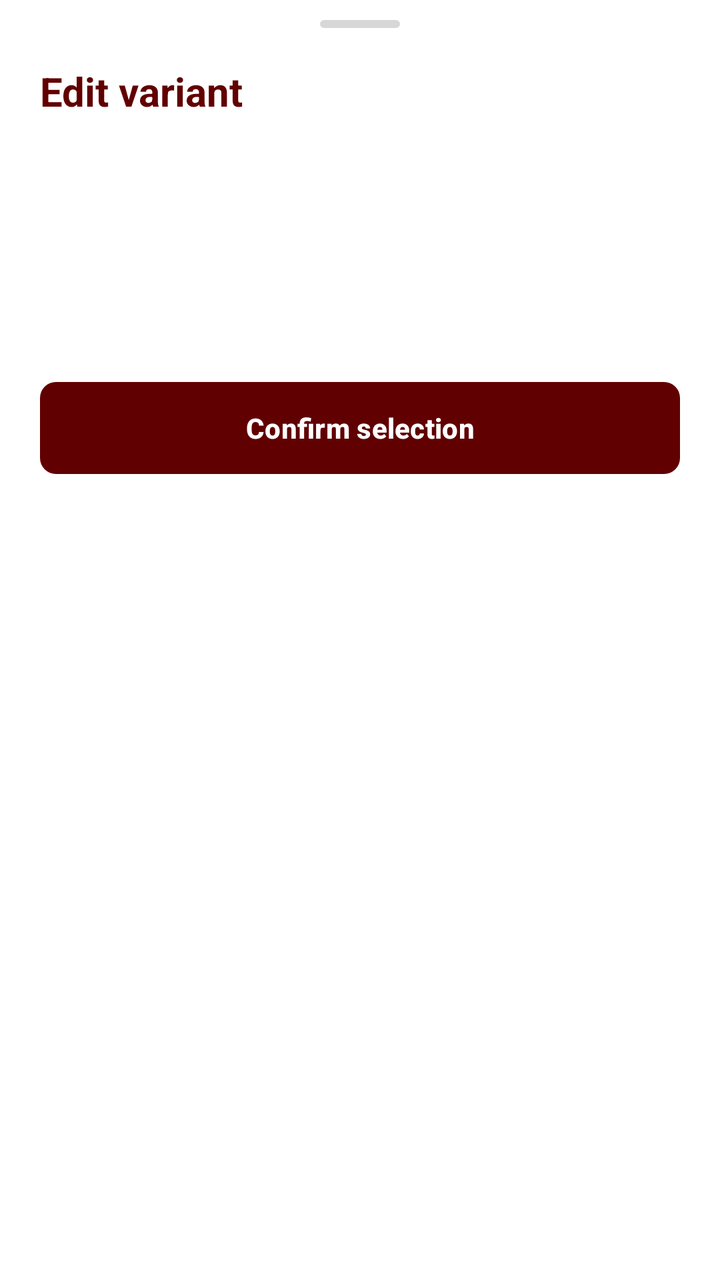
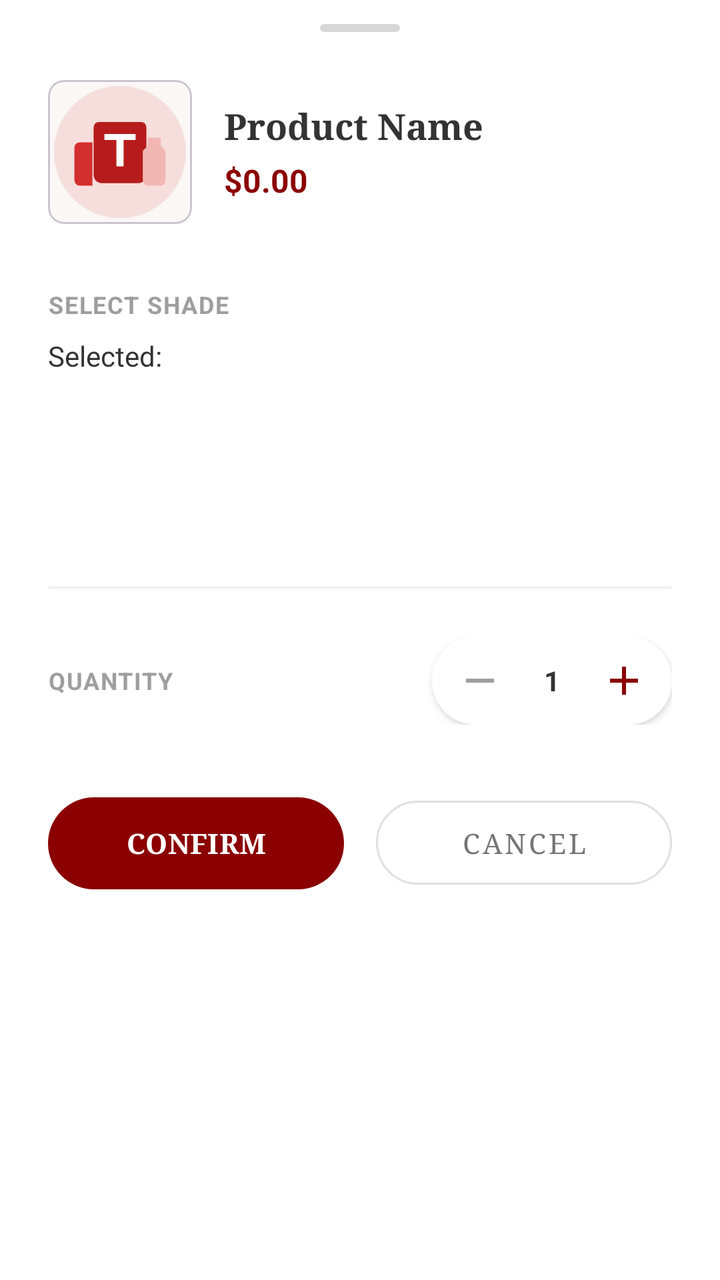

Compare the two renders of this Android layout. The source of the first and the diff that turns it into the second are given below.
<!-- AndroidManifest.xml: application theme Theme.TirTirMCommerce -->
<!-- res/layout/bottom_sheet_cart_variant.xml -->
<?xml version="1.0" encoding="utf-8"?>
<LinearLayout xmlns:android="http://schemas.android.com/apk/res/android"
    xmlns:app="http://schemas.android.com/apk/res-auto"
    android:layout_width="match_parent"
    android:layout_height="wrap_content"
    android:background="@color/tirtir_white"
    android:orientation="vertical"
    android:paddingStart="20dp"
    android:paddingTop="10dp"
    android:paddingEnd="20dp"
    android:paddingBottom="24dp">

    <View android:layout_width="40dp" android:layout_height="4dp" android:layout_gravity="center_horizontal" android:layout_marginBottom="18dp" android:background="@drawable/bg_sheet_handle" />

    <TextView android:layout_width="match_parent" android:layout_height="wrap_content" android:text="Edit variant" android:textColor="@color/tirtir_red_dark" android:textSize="20sp" android:textStyle="bold" />
    <TextView android:id="@+id/tvCartVariantProduct" android:layout_width="match_parent" android:layout_height="wrap_content" android:layout_marginTop="5dp" android:textColor="@color/tirtir_text_secondary" android:textSize="14sp" />
    <ProgressBar android:id="@+id/progressCartVariants" android:layout_width="wrap_content" android:layout_height="wrap_content" android:layout_gravity="center_horizontal" android:layout_marginTop="18dp" />

    <com.google.android.material.chip.ChipGroup
        android:id="@+id/chipsCartVariants"
        android:layout_width="match_parent"
        android:layout_height="wrap_content"
        android:layout_marginTop="16dp"
        app:selectionRequired="true"
        app:singleSelection="true" />

    <com.google.android.material.button.MaterialButton
        android:id="@+id/btnConfirmCartVariant"
        android:layout_width="match_parent"
        android:layout_height="54dp"
        android:layout_marginTop="22dp"
        android:text="Confirm selection"
        android:textColor="@color/tirtir_white"
        android:textStyle="bold"
        app:backgroundTint="@color/tirtir_red_dark"
        app:cornerRadius="8dp" />
</LinearLayout>
<!-- resources referenced by this layout -->
<resources>
  <color name="tirtir_red_dark">#610000</color>
  <color name="tirtir_text_secondary">#5A403C</color>
  <color name="tirtir_white">#FFFFFF</color>
  <!-- drawable bg_sheet_handle (drawable) -->
  <?xml version="1.0" encoding="utf-8"?>
  <shape xmlns:android="http://schemas.android.com/apk/res/android" android:shape="rectangle">
      <solid android:color="#D7D7D7" />
      <corners android:radius="2dp" />
  </shape>
  <style name="Theme.TirTirMCommerce" parent="Base.Theme.TirTirMCommerce" />
  <color name="tirtir_red_primary">#8B0000</color>
  <color name="tirtir_red_surface">#FFF4F3</color>
  <color name="tirtir_black">#1A1C1C</color>
  <color name="tirtir_off_white">#F9F9F9</color>
  <color name="tirtir_error">#D32F2F</color>
  <!-- unchanged entries left out for length: 1 -->
</resources>

<!-- the commit's change to res/layout/bottom_sheet_cart_variant.xml (unified diff, before → after) -->
@@ -5,33 +5,202 @@
     android:layout_height="wrap_content"
     android:background="@color/tirtir_white"
     android:orientation="vertical"
-    android:paddingStart="20dp"
-    android:paddingTop="10dp"
-    android:paddingEnd="20dp"
-    android:paddingBottom="24dp">
-
-    <View android:layout_width="40dp" android:layout_height="4dp" android:layout_gravity="center_horizontal" android:layout_marginBottom="18dp" android:background="@drawable/bg_sheet_handle" />
-
-    <TextView android:layout_width="match_parent" android:layout_height="wrap_content" android:text="Edit variant" android:textColor="@color/tirtir_red_dark" android:textSize="20sp" android:textStyle="bold" />
-    <TextView android:id="@+id/tvCartVariantProduct" android:layout_width="match_parent" android:layout_height="wrap_content" android:layout_marginTop="5dp" android:textColor="@color/tirtir_text_secondary" android:textSize="14sp" />
-    <ProgressBar android:id="@+id/progressCartVariants" android:layout_width="wrap_content" android:layout_height="wrap_content" android:layout_gravity="center_horizontal" android:layout_marginTop="18dp" />
-
-    <com.google.android.material.chip.ChipGroup
-        android:id="@+id/chipsCartVariants"
+    android:paddingStart="24dp"
+    android:paddingTop="12dp"
+    android:paddingEnd="24dp"
+    android:paddingBottom="32dp">
+
+    
+    <View
+        android:layout_width="40dp"
+        android:layout_height="4dp"
+        android:layout_gravity="center_horizontal"
+        android:layout_marginBottom="24dp"
+        android:background="@drawable/bg_sheet_handle" />
+
+    
+    <LinearLayout
+        android:layout_width="match_parent"
+        android:layout_height="wrap_content"
+        android:gravity="center_vertical"
+        android:orientation="horizontal">
+
+        <com.google.android.material.card.MaterialCardView
+            android:layout_width="72dp"
+            android:layout_height="72dp"
+            app:cardCornerRadius="8dp"
+            app:cardElevation="0dp">
+            <ImageView
+                android:id="@+id/ivCartVariantProduct"
+                android:layout_width="match_parent"
+                android:layout_height="match_parent"
+                android:scaleType="centerCrop"
+                android:src="@drawable/ic_product_placeholder" />
+        </com.google.android.material.card.MaterialCardView>
+
+        <LinearLayout
+            android:layout_width="0dp"
+            android:layout_height="wrap_content"
+            android:layout_marginStart="16dp"
+            android:layout_weight="1"
+            android:orientation="vertical">
+
+            <TextView
+                android:id="@+id/tvCartVariantProduct"
+                android:layout_width="match_parent"
+                android:layout_height="wrap_content"
+                android:fontFamily="serif"
+                android:maxLines="2"
+                android:text="Product Name"
+                android:textColor="#333333"
+                android:textSize="18sp"
+                android:textStyle="bold" />
+
+            <TextView
+                android:id="@+id/tvCartVariantPrice"
+                android:layout_width="wrap_content"
+                android:layout_height="wrap_content"
+                android:layout_marginTop="4dp"
+                android:text="$0.00"
+                android:textColor="@color/tirtir_red_primary"
+                android:textSize="16sp"
+                android:textStyle="bold" />
+        </LinearLayout>
+    </LinearLayout>
+
+    
+    <TextView
+        android:layout_width="match_parent"
+        android:layout_height="wrap_content"
+        android:layout_marginTop="32dp"
+        android:letterSpacing="0.05"
+        android:text="SELECT SHADE"
+        android:textColor="#9E9E9E"
+        android:textSize="12sp"
+        android:textStyle="bold" />
+
+    <TextView
+        android:id="@+id/tvCartVariantSelectedShade"
+        android:layout_width="match_parent"
+        android:layout_height="wrap_content"
+        android:layout_marginTop="8dp"
+        android:text="Selected: "
+        android:textColor="#333333"
+        android:textSize="14sp" />
+
+    <ProgressBar
+        android:id="@+id/progressCartVariants"
+        android:layout_width="wrap_content"
+        android:layout_height="wrap_content"
+        android:layout_gravity="center_horizontal"
+        android:layout_marginTop="18dp" />
+
+    <HorizontalScrollView
         android:layout_width="match_parent"
         android:layout_height="wrap_content"
         android:layout_marginTop="16dp"
-        app:selectionRequired="true"
-        app:singleSelection="true" />
-
-    <com.google.android.material.button.MaterialButton
-        android:id="@+id/btnConfirmCartVariant"
-        android:layout_width="match_parent"
-        android:layout_height="54dp"
-        android:layout_marginTop="22dp"
-        android:text="Confirm selection"
-        android:textColor="@color/tirtir_white"
-        android:textStyle="bold"
-        app:backgroundTint="@color/tirtir_red_dark"
-        app:cornerRadius="8dp" />
+        android:scrollbars="none"
+        android:clipToPadding="false">
+
+        <LinearLayout
+            android:id="@+id/layoutCartVariants"
+            android:layout_width="wrap_content"
+            android:layout_height="wrap_content"
+            android:orientation="horizontal" />
+    </HorizontalScrollView>
+
+    <View
+        android:layout_width="match_parent"
+        android:layout_height="1dp"
+        android:layout_marginTop="24dp"
+        android:layout_marginBottom="24dp"
+        android:background="#EEEEEE" />
+
+    
+    <LinearLayout
+        android:layout_width="match_parent"
+        android:layout_height="wrap_content"
+        android:gravity="center_vertical"
+        android:orientation="horizontal">
+
+        <TextView
+            android:layout_width="0dp"
+            android:layout_height="wrap_content"
+            android:layout_weight="1"
+            android:letterSpacing="0.05"
+            android:text="QUANTITY"
+            android:textColor="#9E9E9E"
+            android:textSize="12sp"
+            android:textStyle="bold" />
+
+        <LinearLayout
+            android:layout_width="wrap_content"
+            android:layout_height="44dp"
+            android:background="@drawable/bg_border_radius_24"
+            android:backgroundTint="#FFFFFF"
+            android:gravity="center_vertical"
+            android:orientation="horizontal"
+            android:paddingHorizontal="4dp"
+            android:elevation="2dp">
+
+            <ImageButton
+                android:id="@+id/btnCartVariantDecrease"
+                android:layout_width="40dp"
+                android:layout_height="40dp"
+                android:background="?attr/selectableItemBackgroundBorderless"
+                android:src="@drawable/ic_minus"
+                app:tint="#9E9E9E" />
+
+            <TextView
+                android:id="@+id/tvCartVariantQuantity"
+                android:layout_width="32dp"
+                android:layout_height="wrap_content"
+                android:gravity="center"
+                android:text="1"
+                android:textColor="#333333"
+                android:textSize="14sp"
+                android:textStyle="bold" />
+
+            <ImageButton
+                android:id="@+id/btnCartVariantIncrease"
+                android:layout_width="40dp"
+                android:layout_height="40dp"
+                android:background="?attr/selectableItemBackgroundBorderless"
+                android:src="@drawable/ic_plus"
+                app:tint="@color/tirtir_red_primary" />
+        </LinearLayout>
+    </LinearLayout>
+
+    
+    <LinearLayout
+        android:layout_width="match_parent"
+        android:layout_height="wrap_content"
+        android:layout_marginTop="32dp"
+        android:orientation="horizontal">
+
+        <com.google.android.material.button.MaterialButton
+            android:id="@+id/btnConfirmCartVariant"
+            android:layout_width="0dp"
+            android:layout_height="54dp"
+            android:layout_weight="1"
+            android:fontFamily="serif"
+            android:text="CONFIRM"
+            android:textColor="@color/white"
+            android:textStyle="bold"
+            app:backgroundTint="@color/tirtir_red_primary"
+            app:cornerRadius="27dp" />
+
+        <com.google.android.material.button.MaterialButton
+            android:id="@+id/btnCancelCartVariant"
+            style="@style/Widget.MaterialComponents.Button.OutlinedButton"
+            android:layout_width="0dp"
+            android:layout_height="54dp"
+            android:layout_marginStart="16dp"
+            android:layout_weight="1"
+            android:fontFamily="serif"
+            android:text="CANCEL"
+            android:textColor="#757575"
+            app:cornerRadius="27dp"
+            app:strokeColor="#E0E0E0" />
+    </LinearLayout>
 </LinearLayout>
<!-- resource entries referenced after the edit -->
@@ -1,15 +1,84 @@
 <!-- resources referenced by this layout -->
 <resources>
   <color name="tirtir_red_dark">#610000</color>
-  <color name="tirtir_text_secondary">#5A403C</color>
   <color name="tirtir_white">#FFFFFF</color>
+  <color name="white">#FFFFFF</color>
+  <!-- drawable bg_border_radius_24 (drawable) -->
+  <?xml version="1.0" encoding="utf-8"?>
+  <shape xmlns:android="http://schemas.android.com/apk/res/android">
+      <solid android:color="@color/white" />
+      <corners android:radius="24dp" />
+      <stroke android:width="1dp" android:color="@color/tirtir_surface_variant" />
+  </shape>
   <!-- drawable bg_sheet_handle (drawable) -->
   <?xml version="1.0" encoding="utf-8"?>
   <shape xmlns:android="http://schemas.android.com/apk/res/android" android:shape="rectangle">
       <solid android:color="#D7D7D7" />
       <corners android:radius="2dp" />
   </shape>
+  <!-- drawable ic_minus (drawable) -->
+  <?xml version="1.0" encoding="utf-8"?>
+  <vector xmlns:android="http://schemas.android.com/apk/res/android"
+      android:width="24dp"
+      android:height="24dp"
+      android:viewportWidth="24"
+      android:viewportHeight="24">
+      <path
+          android:fillColor="#111111"
+          android:pathData="M5,11 L19,11 L19,13 L5,13 Z" />
+  </vector>
+  <!-- drawable ic_plus (drawable) -->
+  <vector xmlns:android="http://schemas.android.com/apk/res/android"
+      android:width="24dp"
+      android:height="24dp"
+      android:viewportWidth="24"
+      android:viewportHeight="24">
+      <path
+          android:fillColor="#000000"
+          android:pathData="M19,13H13V19H11V13H5V11H11V5H13V11H19V13Z" />
+  </vector>
+  <!-- drawable ic_product_placeholder (drawable) -->
+  <?xml version="1.0" encoding="utf-8"?>
+  <layer-list xmlns:android="http://schemas.android.com/apk/res/android">
+      <item>
+          <shape android:shape="rectangle">
+              <solid android:color="#FAF7F5" />
+              <corners android:radius="12dp" />
+          </shape>
+      </item>
+      <item
+          android:width="108dp"
+          android:height="108dp"
+          android:gravity="center"
+          android:drawable="@drawable/ic_tirtir_product_silhouette" />
+  </layer-list>
   <style name="Theme.TirTirMCommerce" parent="Base.Theme.TirTirMCommerce" />
+  <color name="tirtir_surface_variant">#F2F2F2</color>
+  <!-- drawable ic_tirtir_product_silhouette (drawable) -->
+  <?xml version="1.0" encoding="utf-8"?>
+  <vector xmlns:android="http://schemas.android.com/apk/res/android"
+      android:width="120dp"
+      android:height="120dp"
+      android:viewportWidth="120"
+      android:viewportHeight="120">
+  
+      
+      <path
+          android:fillColor="#F5DEDC"
+          android:pathData="M60,5 A55,55 0,1 1,59.9 5" />
+      <path
+          android:fillColor="#B71C1C"
+          android:pathData="M43,35 L77,35 Q82,35 82,40 L82,78 Q82,86 74,86 L46,86 Q38,86 38,78 L38,40 Q38,35 43,35" />
+      <path
+          android:fillColor="#FFFFFF"
+          android:pathData="M47,45 L73,45 L73,50 L63,50 L63,72 L57,72 L57,50 L47,50 Z" />
+      <path
+          android:fillColor="#D32F2F"
+          android:pathData="M22,57 Q22,52 27,52 L37,52 L37,88 L27,88 Q22,88 22,83 Z" />
+      <path
+          android:fillColor="#F2B7B3"
+          android:pathData="M83,48 L94,48 L94,55 L98,59 L98,83 Q98,88 93,88 L84,88 Q79,88 79,83 L79,59 L83,55 Z" />
+  </vector>
   <color name="tirtir_red_primary">#8B0000</color>
   <color name="tirtir_red_surface">#FFF4F3</color>
   <color name="tirtir_black">#1A1C1C</color>
